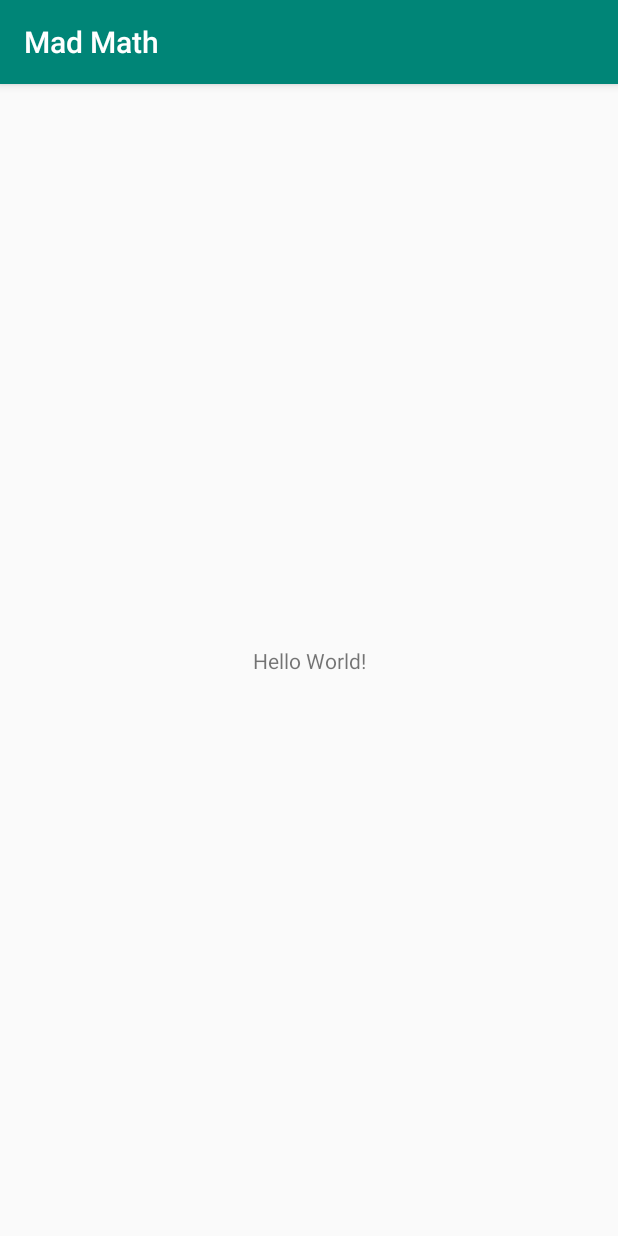
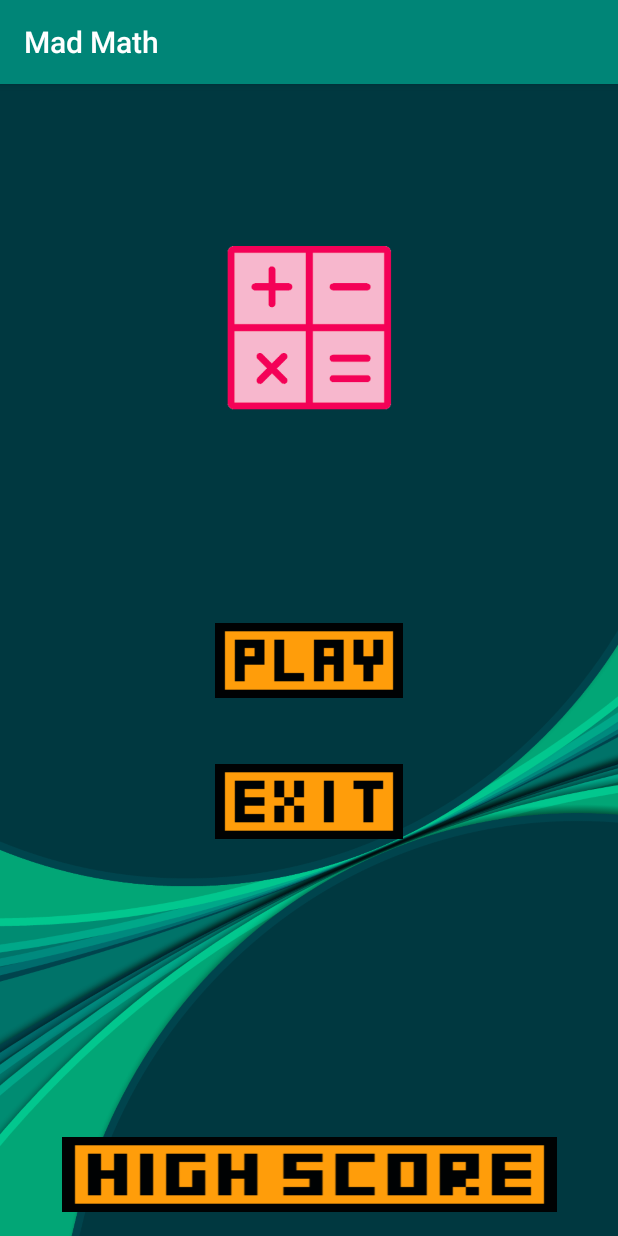
Before and after one commit to electrodragon/Mad_Math, an Android app: the screen it shows after launch (MainActivity), on a phone screen of 412 x 824 dp. Run offline under Robolectric (Android 15) with nearby library versions, the phone set to English and light mode, and no system bars.

Commit message:
Complete Main Layout (LOGIX_WAY) !

```diff
--- a/app/src/main/java/com/drunk_assassins/madmath/MainActivity.java
+++ b/app/src/main/java/com/drunk_assassins/madmath/MainActivity.java
@@ -3,6 +3,7 @@ package com.drunk_assassins.madmath;
 import androidx.appcompat.app.AppCompatActivity;
 
 import android.os.Bundle;
+import android.view.View;
 
 public class MainActivity extends AppCompatActivity {
 
@@ -11,4 +12,13 @@ public class MainActivity extends AppCompatActivity {
         super.onCreate(savedInstanceState);
         setContentView(R.layout.activity_main);
     }
+
+    public void playBtnClicked(View view) {
+    }
+
+    public void highScoreBtnClicked(View view) {
+    }
+
+    public void exitBtnClicked(View view) {
+    }
 }
--- a/app/src/main/res/layout/activity_main.xml
+++ b/app/src/main/res/layout/activity_main.xml
@@ -4,15 +4,55 @@
     xmlns:tools="http://schemas.android.com/tools"
     android:layout_width="match_parent"
     android:layout_height="match_parent"
-    tools:context=".MainActivity">
+    android:background="@drawable/bg_main"
+    tools:context=".MainActivity" >
 
-    <TextView
-        android:layout_width="wrap_content"
-        android:layout_height="wrap_content"
-        android:text="Hello World!"
+    <ImageView
+        android:id="@+id/main_logo"
+        android:layout_width="125dp"
+        android:layout_height="117dp"
         app:layout_constraintBottom_toBottomOf="parent"
-        app:layout_constraintLeft_toLeftOf="parent"
-        app:layout_constraintRight_toRightOf="parent"
+        app:layout_constraintEnd_toEndOf="parent"
+        app:layout_constraintStart_toStartOf="parent"
+        app:layout_constraintTop_toTopOf="parent"
+        app:layout_constraintVertical_bias="0.16000003"
+        app:srcCompat="@drawable/logo_main" />
+
+    <Button
+        android:id="@+id/playBtn"
+        android:layout_width="0dp"
+        android:layout_height="50dp"
+        android:background="@drawable/play_btn"
+        android:onClick="playBtnClicked"
+        app:layout_constraintBottom_toBottomOf="parent"
+        app:layout_constraintEnd_toEndOf="@+id/main_logo"
+        app:layout_constraintStart_toStartOf="@+id/main_logo"
         app:layout_constraintTop_toTopOf="parent" />
 
+    <Button
+        android:id="@+id/highscoreBtn"
+        android:layout_width="330dp"
+        android:layout_height="50dp"
+        android:layout_marginStart="32dp"
+        android:layout_marginEnd="32dp"
+        android:layout_marginBottom="16dp"
+        android:background="@drawable/high_score_btn"
+        android:onClick="highScoreBtnClicked"
+        app:layout_constraintBottom_toBottomOf="parent"
+        app:layout_constraintEnd_toEndOf="parent"
+        app:layout_constraintStart_toStartOf="parent"
+        app:layout_constraintTop_toTopOf="parent"
+        app:layout_constraintVertical_bias="1.0" />
+
+    <Button
+        android:id="@+id/exitBtn"
+        android:layout_width="0dp"
+        android:layout_height="50dp"
+        android:background="@drawable/exit_btn"
+        android:onClick="exitBtnClicked"
+        app:layout_constraintBottom_toTopOf="@+id/highscoreBtn"
+        app:layout_constraintEnd_toEndOf="@+id/playBtn"
+        app:layout_constraintStart_toStartOf="@+id/playBtn"
+        app:layout_constraintTop_toBottomOf="@+id/playBtn"
+        app:layout_constraintVertical_bias="0.18" />
 </androidx.constraintlayout.widget.ConstraintLayout>
```
Also changed, not shown: app/src/main/res/drawable/bg_main.png (added), app/src/main/res/drawable/exit_btn.png (added), app/src/main/res/drawable/high_score_btn.png (added), app/src/main/res/drawable/logo_main.png (added), app/src/main/res/drawable/play_btn.png (added).
